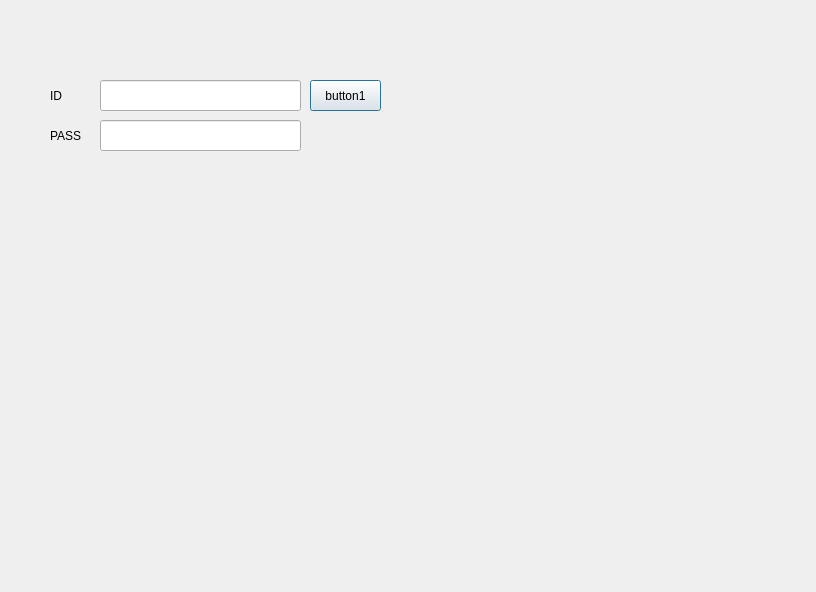
First picture: the form in test.ui, repository kmy88/kmy_py, before the edit.
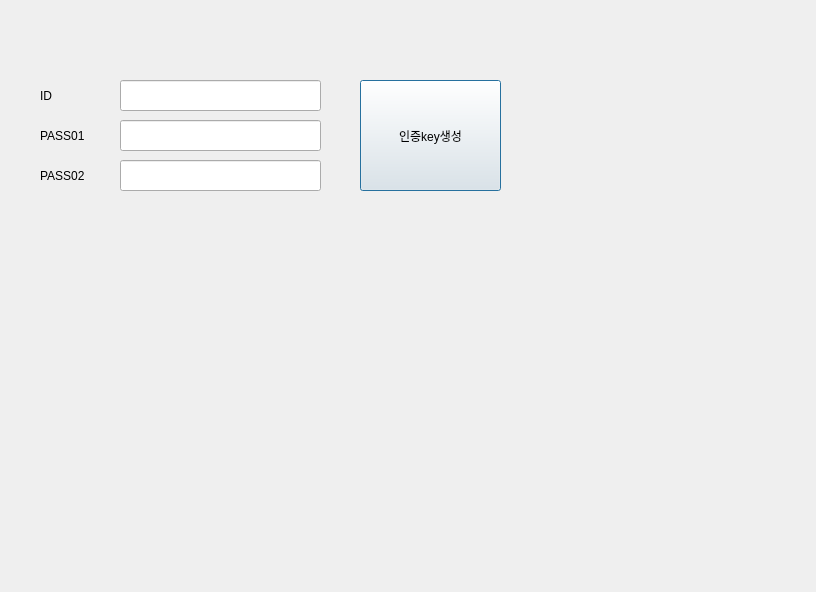
Second picture: the form after the edit.

Commit message:
입력값 hash 적용
입력값 hash 적용

```diff
--- a/test.ui
+++ b/test.ui
@@ -16,20 +16,20 @@
   <widget class="QPushButton" name="pushButton">
    <property name="geometry">
     <rect>
-     <x>310</x>
+     <x>360</x>
      <y>80</y>
-     <width>71</width>
-     <height>31</height>
+     <width>141</width>
+     <height>111</height>
     </rect>
    </property>
    <property name="text">
-    <string>button1</string>
+    <string>인증key생성</string>
    </property>
   </widget>
   <widget class="QLabel" name="label">
    <property name="geometry">
     <rect>
-     <x>50</x>
+     <x>40</x>
      <y>90</y>
      <width>56</width>
      <height>12</height>
@@ -42,20 +42,20 @@
   <widget class="QLabel" name="label_2">
    <property name="geometry">
     <rect>
-     <x>50</x>
+     <x>40</x>
      <y>130</y>
      <width>56</width>
      <height>12</height>
     </rect>
    </property>
    <property name="text">
-    <string>PASS</string>
+    <string>PASS01</string>
    </property>
   </widget>
   <widget class="QLineEdit" name="lineEdit_1">
    <property name="geometry">
     <rect>
-     <x>100</x>
+     <x>120</x>
      <y>80</y>
      <width>201</width>
      <height>31</height>
@@ -65,13 +65,36 @@
   <widget class="QLineEdit" name="lineEdit_2">
    <property name="geometry">
     <rect>
-     <x>100</x>
+     <x>120</x>
      <y>120</y>
      <width>201</width>
      <height>31</height>
     </rect>
    </property>
   </widget>
+  <widget class="QLineEdit" name="lineEdit_3">
+   <property name="geometry">
+    <rect>
+     <x>120</x>
+     <y>160</y>
+     <width>201</width>
+     <height>31</height>
+    </rect>
+   </property>
+  </widget>
+  <widget class="QLabel" name="label_3">
+   <property name="geometry">
+    <rect>
+     <x>40</x>
+     <y>170</y>
+     <width>56</width>
+     <height>12</height>
+    </rect>
+   </property>
+   <property name="text">
+    <string>PASS02</string>
+   </property>
+  </widget>
  </widget>
  <resources/>
  <connections/>
```
The commit also changes 1 other file.
